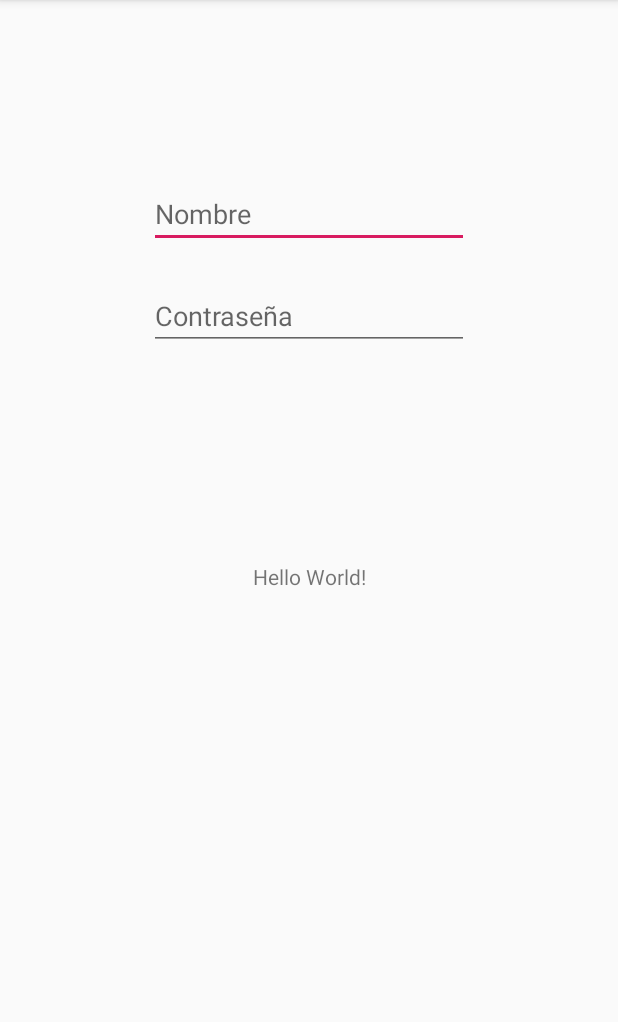
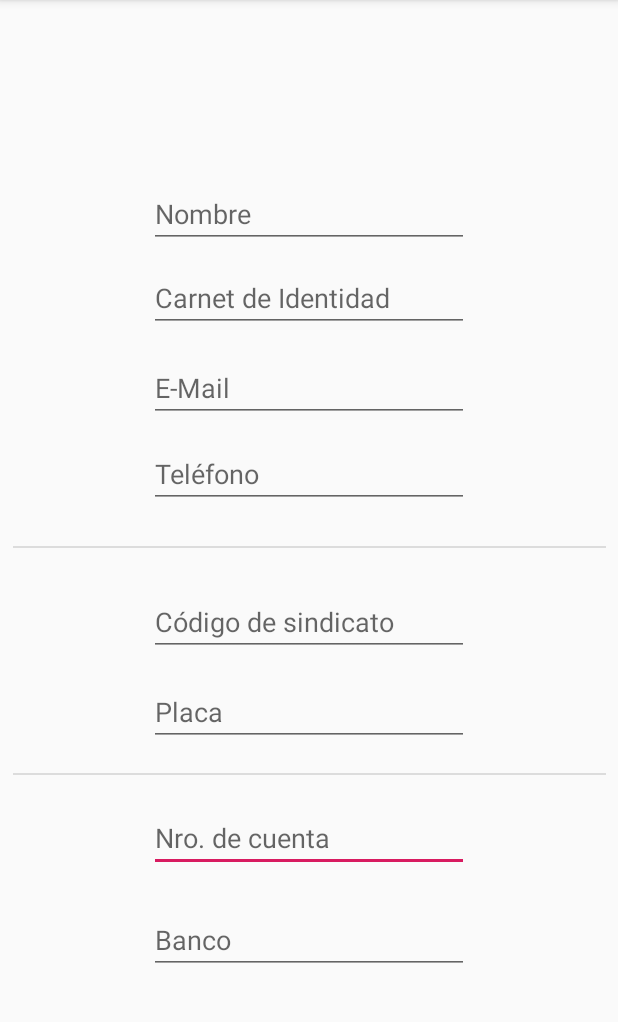
Before and after one commit to andresduarter22/sarana, an Android app: the screen it shows after launch (MainActivity), on a phone screen of 412 x 824 dp, the part 84-1106 px from its top. Run offline under Robolectric (Android 15) with nearby library versions, the phone set to English and light mode, and no system bars.

Commit message:
Todos los campos en registate

```diff
--- a/app/src/main/res/layout/activity_main.xml
+++ b/app/src/main/res/layout/activity_main.xml
@@ -6,14 +6,17 @@
     android:layout_height="match_parent"
     tools:context=".MainActivity">
 
-    <TextView
-        android:id="@+id/textView"
+
+        <EditText
+            android:id="@+id/editText8"
             android:layout_width="wrap_content"
             android:layout_height="wrap_content"
-        android:text="Hello World!"
-        app:layout_constraintBottom_toBottomOf="parent"
-        app:layout_constraintLeft_toLeftOf="parent"
-        app:layout_constraintRight_toRightOf="parent"
+            android:layout_marginTop="536dp"
+            android:ems="10"
+            android:hint="Nro. de cuenta"
+            android:inputType="textPersonName"
+            app:layout_constraintEnd_toEndOf="parent"
+            app:layout_constraintStart_toStartOf="parent"
             app:layout_constraintTop_toTopOf="parent" />
 
         <EditText
@@ -29,15 +32,100 @@
             app:layout_constraintTop_toTopOf="parent" />
 
         <EditText
-        android:id="@+id/editText2"
+            android:id="@+id/editText3"
             android:layout_width="wrap_content"
             android:layout_height="wrap_content"
-        android:layout_marginTop="188dp"
+            android:layout_marginTop="176dp"
             android:ems="10"
-        android:hint="Contraseña"
-        android:inputType="textPassword"
+            android:hint="Carnet de Identidad"
+            android:inputType="number"
             app:layout_constraintEnd_toEndOf="parent"
             app:layout_constraintStart_toStartOf="parent"
             app:layout_constraintTop_toTopOf="parent" />
 
+        <EditText
+            android:id="@+id/editText4"
+            android:layout_width="wrap_content"
+            android:layout_height="wrap_content"
+            android:layout_marginTop="236dp"
+            android:ems="10"
+            android:hint="E-Mail"
+            android:inputType="textEmailAddress"
+            app:layout_constraintEnd_toEndOf="parent"
+            app:layout_constraintStart_toStartOf="parent"
+            app:layout_constraintTop_toTopOf="parent" />
+
+        <EditText
+            android:id="@+id/editText5"
+            android:layout_width="wrap_content"
+            android:layout_height="wrap_content"
+            android:layout_marginTop="293dp"
+            android:ems="10"
+            android:hint="Teléfono"
+            android:inputType="phone"
+            app:layout_constraintEnd_toEndOf="parent"
+            app:layout_constraintHorizontal_bias="0.5"
+            app:layout_constraintStart_toStartOf="parent"
+            app:layout_constraintTop_toTopOf="parent" />
+
+        <EditText
+            android:id="@+id/editText6"
+            android:layout_width="wrap_content"
+            android:layout_height="wrap_content"
+            android:layout_marginTop="452dp"
+            android:ems="10"
+            android:hint="Placa"
+            android:inputType="textPersonName"
+            app:layout_constraintEnd_toEndOf="parent"
+            app:layout_constraintStart_toStartOf="parent"
+            app:layout_constraintTop_toTopOf="parent" />
+
+        <EditText
+            android:id="@+id/editText7"
+            android:layout_width="wrap_content"
+            android:layout_height="wrap_content"
+            android:layout_marginTop="604dp"
+            android:ems="10"
+            android:hint="Banco"
+            android:inputType="textPersonName"
+            app:layout_constraintEnd_toEndOf="parent"
+            app:layout_constraintStart_toStartOf="parent"
+            app:layout_constraintTop_toTopOf="parent" />
+
+        <EditText
+            android:id="@+id/editText9"
+            android:layout_width="wrap_content"
+            android:layout_height="wrap_content"
+            android:layout_marginTop="392dp"
+            android:ems="10"
+            android:hint="Código de sindicato"
+            android:inputType="textPersonName"
+            app:layout_constraintEnd_toEndOf="parent"
+            app:layout_constraintHorizontal_bias="0.5"
+            app:layout_constraintStart_toStartOf="parent"
+            app:layout_constraintTop_toTopOf="parent" />
+
+        <View
+            android:id="@+id/divider"
+            android:layout_width="395dp"
+            android:layout_height="1dp"
+            android:layout_marginTop="364dp"
+            android:background="?android:attr/listDivider"
+            app:layout_constraintEnd_toEndOf="parent"
+            app:layout_constraintHorizontal_bias="0.5"
+            app:layout_constraintStart_toStartOf="parent"
+            app:layout_constraintTop_toTopOf="parent" />
+
+        <View
+            android:id="@+id/divider2"
+            android:layout_width="395dp"
+            android:layout_height="1dp"
+            android:layout_marginTop="515dp"
+            android:background="?android:attr/listDivider"
+            app:layout_constraintEnd_toEndOf="parent"
+            app:layout_constraintHorizontal_bias="0.5"
+            app:layout_constraintStart_toStartOf="parent"
+            app:layout_constraintTop_toTopOf="parent" />
+
+
 </android.support.constraint.ConstraintLayout>
```
Lines whose indentation alone changed are shown as unchanged.
